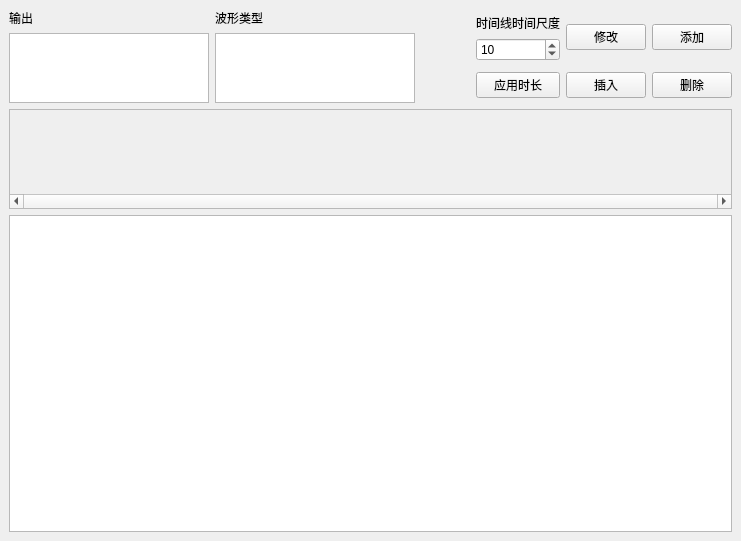
Before: the Qt Designer form ControlFrontend/ControlPanel.ui in Xiehuif/Control-Panel-For-Atomic-Experiment, drawn with Qt 5.
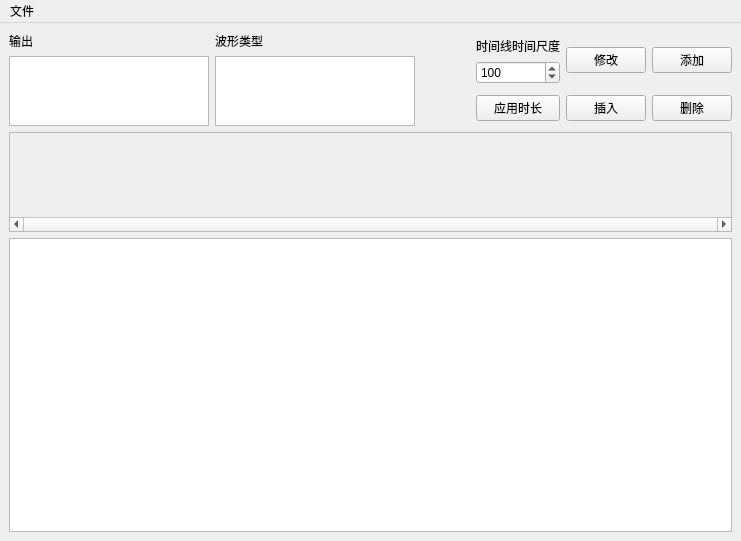
After: the same form once the commit is applied.

Commit message: Modified some code; complete 'save' function and serialization of "Device" class

What changed in the file:
```diff
--- a/ControlFrontend/ControlPanel.ui
+++ b/ControlFrontend/ControlPanel.ui
@@ -154,7 +154,7 @@
              <number>100000</number>
             </property>
             <property name="value">
-             <number>10</number>
+             <number>100</number>
             </property>
            </widget>
           </item>
@@ -211,6 +211,34 @@
     </item>
    </layout>
   </widget>
+  <widget class="QMenuBar" name="menuBar">
+   <property name="geometry">
+    <rect>
+     <x>0</x>
+     <y>0</y>
+     <width>741</width>
+     <height>21</height>
+    </rect>
+   </property>
+   <widget class="QMenu" name="FileMenu">
+    <property name="title">
+     <string>文件</string>
+    </property>
+    <addaction name="Save"/>
+    <addaction name="Open"/>
+   </widget>
+   <addaction name="FileMenu"/>
+  </widget>
+  <action name="Save">
+   <property name="text">
+    <string>保存</string>
+   </property>
+  </action>
+  <action name="Open">
+   <property name="text">
+    <string>打开</string>
+   </property>
+  </action>
  </widget>
  <resources/>
  <connections/>
```
The commit also changes 16 other files.
